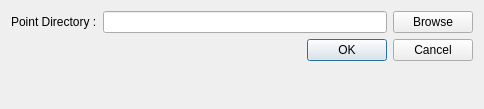
Qt form molonaviz/dialogremovepoint.ui (SandraClodion/projet_molonaviz) before a commit.
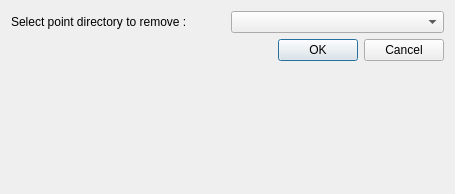
The same form after that commit.

Commit message: ajout de la fonction removepoint (fonctionnelle), petites modifications de l'appel du widget point

What changed in the file:
```diff
--- a/molonaviz/dialogremovepoint.ui
+++ b/molonaviz/dialogremovepoint.ui
@@ -9,8 +9,8 @@
    <rect>
     <x>0</x>
     <y>0</y>
-    <width>484</width>
-    <height>109</height>
+    <width>455</width>
+    <height>194</height>
    </rect>
   </property>
   <property name="windowTitle">
@@ -18,23 +18,16 @@
   </property>
   <layout class="QVBoxLayout" name="verticalLayout">
    <item>
-    <layout class="QHBoxLayout" name="horizontalLayout" stretch="0,1,0">
+    <layout class="QHBoxLayout" name="horizontalLayout" stretch="0,0">
      <item>
       <widget class="QLabel" name="label">
        <property name="text">
-        <string>Point Directory :</string>
+        <string>Select point directory to remove :</string>
        </property>
       </widget>
      </item>
      <item>
-      <widget class="QLineEdit" name="lineEditPointDir"/>
-     </item>
-     <item>
-      <widget class="QPushButton" name="pushButtonBrowse">
-       <property name="text">
-        <string>Browse</string>
-       </property>
-      </widget>
+      <widget class="QComboBox" name="comboBox"/>
      </item>
     </layout>
    </item>
```
The commit also changes 22 other files.
